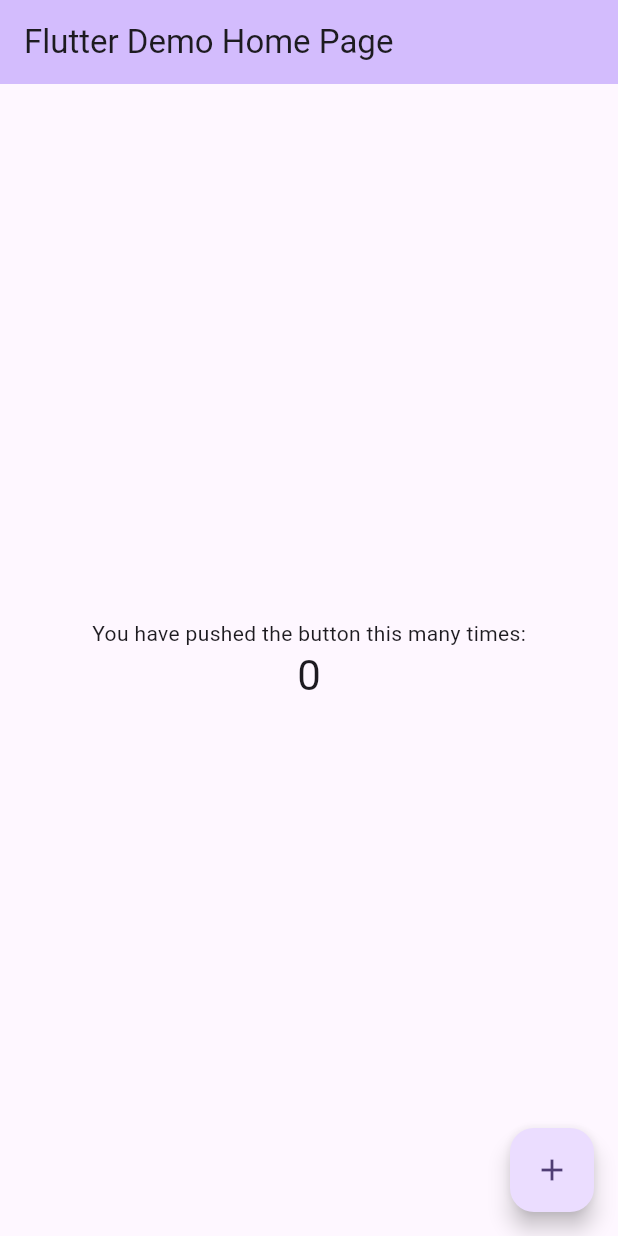
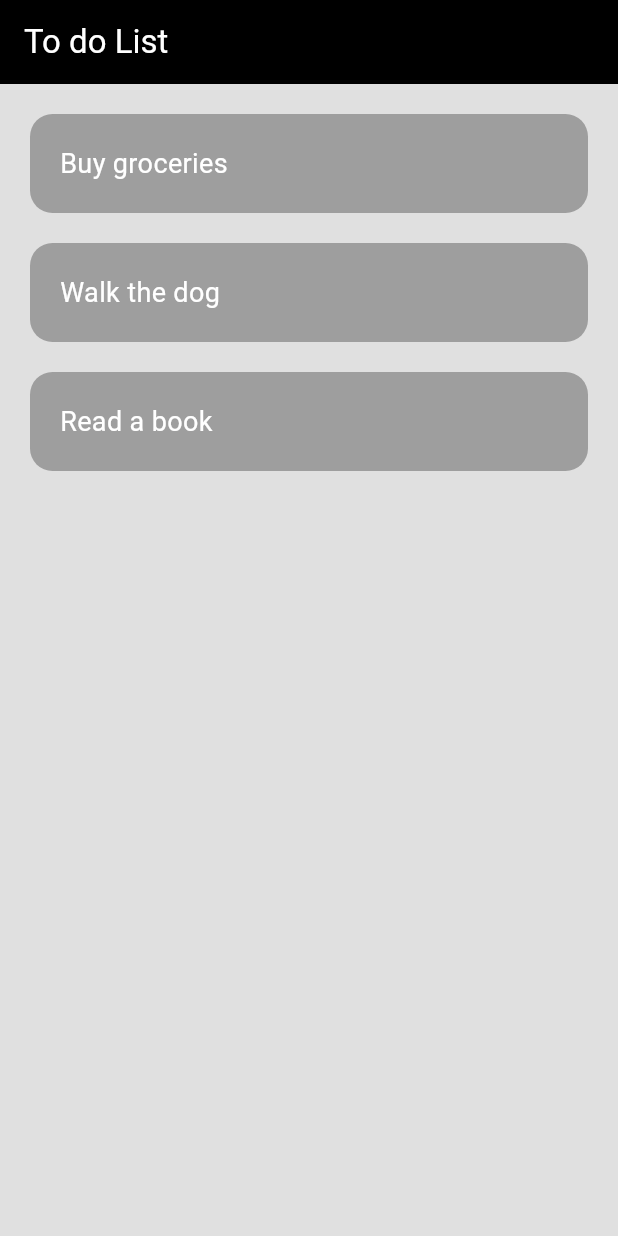
Before and after one commit to AuliaVirza101/todolist_flutter, a Flutter app: the screen it shows after launch, on a phone screen of 412 x 824 dp. Run offline on Flutter 3.47's test engine with Material 3 defaults, Android fonts, the phone set to English and light mode, and no system bars.

Commit message:
Main Page initiation

```diff
--- a/lib/main.dart
+++ b/lib/main.dart
@@ -1,4 +1,5 @@
 import 'package:flutter/material.dart';
+import 'package:todolist_flutter/pages/homepage.dart';
 
 void main() {
   runApp(const MyApp());
@@ -7,96 +8,11 @@ void main() {
 class MyApp extends StatelessWidget {
   const MyApp({super.key});
 
-  // This widget is the root of your application.
   @override
   Widget build(BuildContext context) {
     return MaterialApp(
-      title: 'Flutter Demo',
-      theme: ThemeData(
-
-        colorScheme: ColorScheme.fromSeed(seedColor: Colors.deepPurple),
-        useMaterial3: true,
-      ),
-      home: const MyHomePage(title: 'Flutter Demo Home Page'),
+      debugShowCheckedModeBanner: false,
+      home: HomePage(),
     );
   }
 }
-
-class MyHomePage extends StatefulWidget {
-  const MyHomePage({super.key, required this.title});
-
-  final String title;
-
-  @override
-  State<MyHomePage> createState() => _MyHomePageState();
-}
-
-class _MyHomePageState extends State<MyHomePage> {
-  int _counter = 0;
-
-  void _incrementCounter() {
-    setState(() {
-      // This call to setState tells the Flutter framework that something has
-      // changed in this State, which causes it to rerun the build method below
-      // so that the display can reflect the updated values. If we changed
-      // _counter without calling setState(), then the build method would not be
-      // called again, and so nothing would appear to happen.
-      _counter++;
-    });
-  }
-
-  @override
-  Widget build(BuildContext context) {
-    // This method is rerun every time setState is called, for instance as done
-    // by the _incrementCounter method above.
-    //
-    // The Flutter framework has been optimized to make rerunning build methods
-    // fast, so that you can just rebuild anything that needs updating rather
-    // than having to individually change instances of widgets.
-    return Scaffold(
-      appBar: AppBar(
-        // TRY THIS: Try changing the color here to a specific color (to
-        // Colors.amber, perhaps?) and trigger a hot reload to see the AppBar
-        // change color while the other colors stay the same.
-        backgroundColor: Theme.of(context).colorScheme.inversePrimary,
-        // Here we take the value from the MyHomePage object that was created by
-        // the App.build method, and use it to set our appbar title.
-        title: Text(widget.title),
-      ),
-      body: Center(
-        // Center is a layout widget. It takes a single child and positions it
-        // in the middle of the parent.
-        child: Column(
-          // Column is also a layout widget. It takes a list of children and
-          // arranges them vertically. By default, it sizes itself to fit its
-          // children horizontally, and tries to be as tall as its parent.
-          //
-          // Column has various properties to control how it sizes itself and
-          // how it positions its children. Here we use mainAxisAlignment to
-          // center the children vertically; the main axis here is the vertical
-          // axis because Columns are vertical (the cross axis would be
-          // horizontal).
-          //
-          // TRY THIS: Invoke "debug painting" (choose the "Toggle Debug Paint"
-          // action in the IDE, or press "p" in the console), to see the
-          // wireframe for each widget.
-          mainAxisAlignment: MainAxisAlignment.center,
-          children: <Widget>[
-            const Text(
-              'You have pushed the button this many times:',
-            ),
-            Text(
-              '$_counter',
-              style: Theme.of(context).textTheme.headlineMedium,
-            ),
-          ],
-        ),
-      ),
-      floatingActionButton: FloatingActionButton(
-        onPressed: _incrementCounter,
-        tooltip: 'Increment',
-        child: const Icon(Icons.add),
-      ), // This trailing comma makes auto-formatting nicer for build methods.
-    );
-  }
-}
--- /dev/null
+++ b/lib/pages/homepage.dart
@@ -0,0 +1,51 @@
+import 'package:flutter/material.dart';
+
+class HomePage extends StatelessWidget {
+  HomePage({super.key});
+
+  // Dummy data for toDoList
+  List toDoList = [
+    ['Buy groceries'],
+    ['Walk the dog'],
+    ['Read a book'],
+  ];
+
+  @override
+  Widget build(BuildContext context) {
+    return Scaffold(
+      backgroundColor: Colors.grey.shade300,
+      appBar: AppBar(
+        title: const Text('To do List'),
+        backgroundColor: Colors.black,
+        foregroundColor: Colors.white,
+      ),
+      body: ListView.builder(
+        itemCount: toDoList.length,
+        itemBuilder: (BuildContext context, int index) {
+          return Padding(
+            padding: const EdgeInsets.only(
+              top: 20,
+              left: 20,
+              right: 20,
+              bottom: 0,
+            ),
+            child: Container(
+              padding: const EdgeInsets.all(20),
+              decoration: BoxDecoration(
+                color: Colors.grey,
+                borderRadius: BorderRadius.circular(15),
+              ),
+              child: Text(
+                toDoList[index][0],
+                style: const TextStyle(
+                  color: Colors.white,
+                  fontSize: 18,
+                ),
+              ),
+            ),
+          );
+        },
+      ),
+    );
+  }
+}
```
